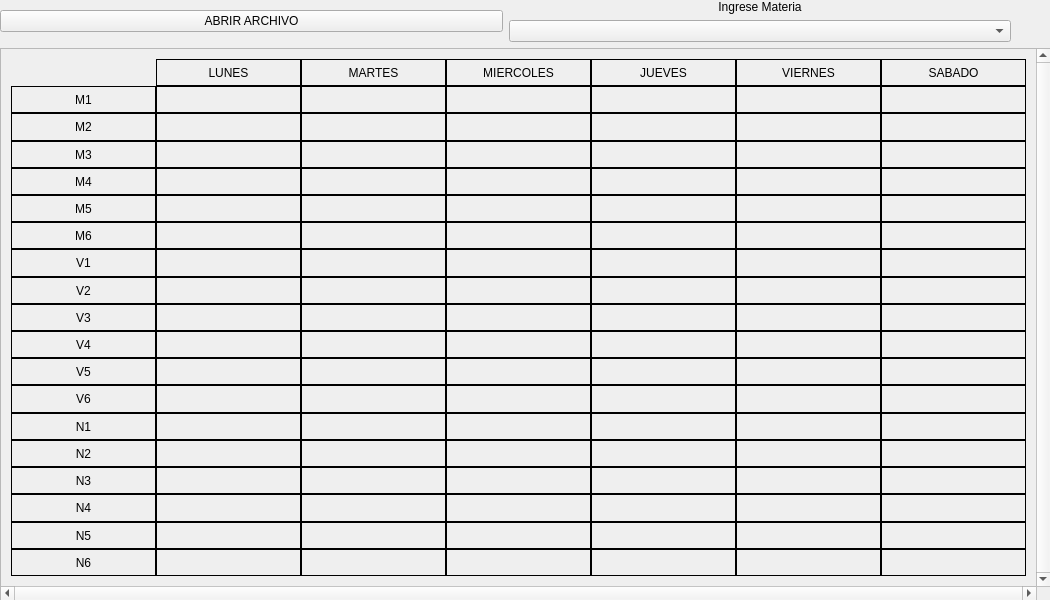
This is src/ui_files/subjects.ui in CornelioEmbedded/GUI_Horarios as Qt 5 draws it before an edit. The edited form follows.
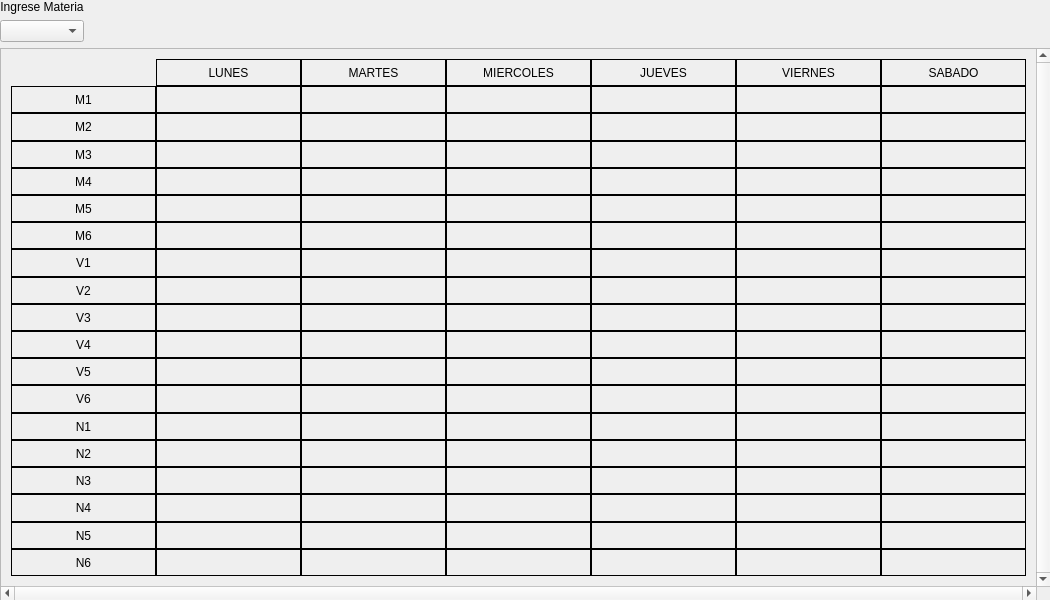
This is the edited form.

Commit message: get xlsx file from main to subject widget

```diff
--- a/src/ui_files/subjects.ui
+++ b/src/ui_files/subjects.ui
@@ -25,17 +25,6 @@
    <layout class="QVBoxLayout" name="verticalLayout_4">
     <item>
      <layout class="QHBoxLayout" name="horizontalLayout">
-      <item>
-       <layout class="QHBoxLayout" name="horizontalLayout_2">
-        <item>
-         <widget class="QPushButton" name="open_file_button_button">
-          <property name="text">
-           <string>ABRIR ARCHIVO</string>
-          </property>
-         </widget>
-        </item>
-       </layout>
-      </item>
       <item>
        <layout class="QVBoxLayout" name="verticalLayout_2">
         <item>
@@ -59,12 +48,12 @@
          <enum>Qt::Horizontal</enum>
         </property>
         <property name="sizeType">
-         <enum>QSizePolicy::Minimum</enum>
+         <enum>QSizePolicy::Expanding</enum>
         </property>
         <property name="sizeHint" stdset="0">
          <size>
-          <width>40</width>
-          <height>20</height>
+          <width>100</width>
+          <height>36</height>
          </size>
         </property>
        </spacer>
```
The commit also changes 4 other files.
